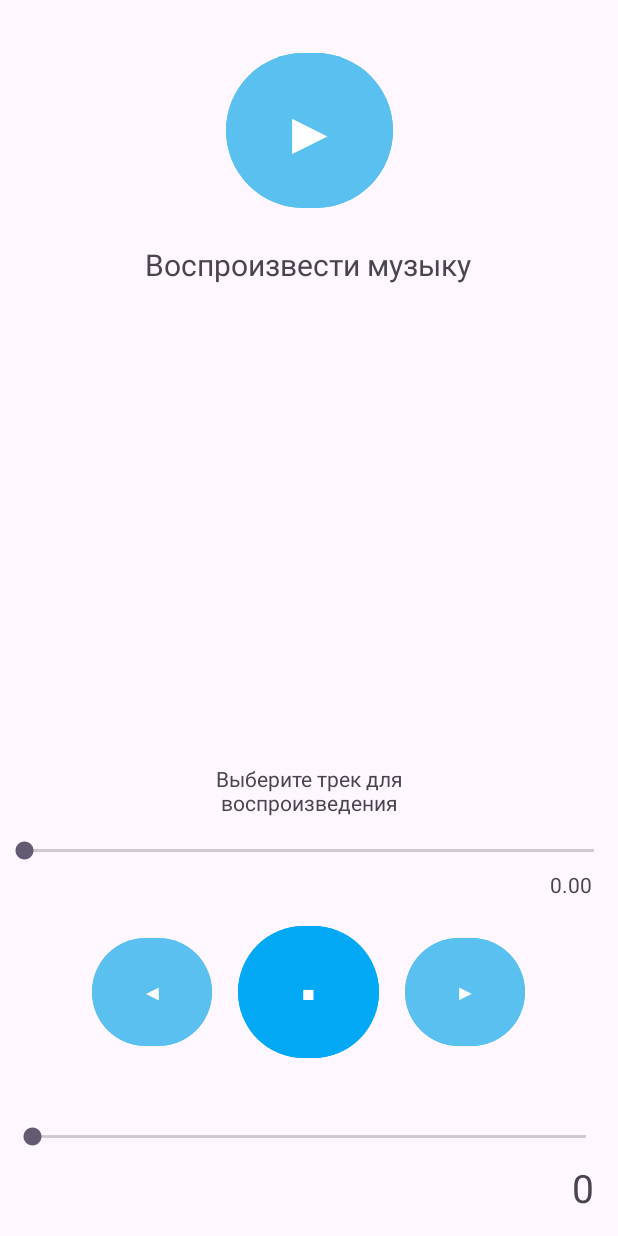
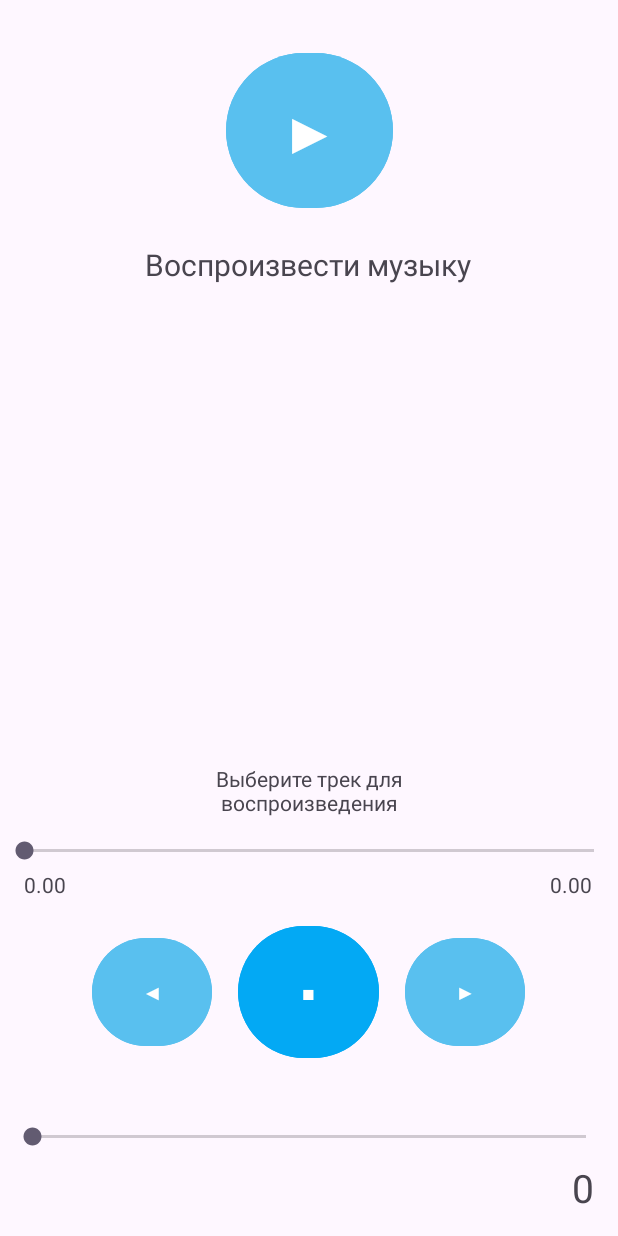
Before and after one commit to arina983/visual_programming, an Android app: the MediaActivity screen opened directly, with no data from a screen before it, after a tap on an icon or button, on a phone screen of 412 x 824 dp. Run offline under Robolectric (Android 15) with nearby library versions, the phone set to English and light mode, and no system bars; 1 statement that could not run was skipped.

Commit message:
добавлена логика для кнопок вперед/назад в MediaPlayer

```diff
--- a/app/src/main/java/com/example/calculator/MediaActivity.kt
+++ b/app/src/main/java/com/example/calculator/MediaActivity.kt
@@ -24,6 +24,7 @@ import android.widget.ListView
 
 class MediaActivity : AppCompatActivity() {
     private lateinit var mediaPlayer: MediaPlayer
+    private var log_tag : String = "MediaPlayer"
     private lateinit var seekBarVolume: SeekBar
     private lateinit var seekBarPosition: SeekBar
     private lateinit var textViewVolume: TextView
@@ -32,6 +33,8 @@ class MediaActivity : AppCompatActivity() {
     private lateinit var updateSeekBar: Runnable
     private lateinit var musicList: ListView
     private var musicFile: List<File> = emptyList()
+    private lateinit var textViewVolumeAll: TextView
+    private var currentMusicFile = 0
 
     private val requestPermissionLauncher = registerForActivityResult(ActivityResultContracts.RequestPermission()) { isGranted ->
         if (isGranted) {
@@ -50,10 +53,10 @@ class MediaActivity : AppCompatActivity() {
             }
             mediaPlayer.reset()
         } catch (e: Exception){
-
+            Log.e(log_tag, "error in PlayMusic", e)
         }
         if (musicFile.isEmpty()) {
-            println("no files in directory")
+            Log.w(log_tag, "No music files in directory")
         } else {
             val textViewTitle = findViewById<TextView>(R.id.textViewTitle)
             val firstMusicFile = musicFile[position]
@@ -62,6 +65,10 @@ class MediaActivity : AppCompatActivity() {
             mediaPlayer.setDataSource(firstMusicFile.absolutePath)
             mediaPlayer.prepare()
             seekBarPosition.max = mediaPlayer.duration
+            val musicLen = mediaPlayer.duration
+            val minutesAll = musicLen /  60000
+            val secondsAll = (musicLen / 1000) % 60
+            textViewVolumeAll.text = "$minutesAll:${ if (secondsAll < 10) "0$secondsAll" else "$secondsAll"}"
             mediaPlayer.start()
             handler.postDelayed(updateSeekBar,0)
         }
@@ -72,7 +79,7 @@ class MediaActivity : AppCompatActivity() {
         musicFile = directory.listFiles()
             ?.filter { file -> file.extension == "mp3" || file.extension == "wav" || file.extension == "aac" } ?: emptyList()
         if (musicFile.isEmpty()) {
-            println("no files in directory")
+            Log.w(log_tag, "no files in directory")
             return
         }
         val musicArray = mutableListOf<String>()
@@ -84,18 +91,18 @@ class MediaActivity : AppCompatActivity() {
         musicList.adapter = adapter
 
     }
-    override fun onStart(){
-        super.onStart()
-    }
     override fun onPause() {
         super.onPause()
         if (mediaPlayer.isPlaying){
+            Log.d(log_tag, "pausing MediaPlayer")
             mediaPlayer.pause()
         }
     }
     override fun onDestroy() {
         super.onDestroy()
         if (::mediaPlayer.isInitialized){
+            Log.d(log_tag, "Releasing MediaPlayer")
+            handler.removeCallbacks(updateSeekBar)
             mediaPlayer.release()
         }
     }
@@ -119,7 +126,7 @@ class MediaActivity : AppCompatActivity() {
 
         audioManager = getSystemService(Context.AUDIO_SERVICE) as AudioManager
         val textViewTime = findViewById<TextView>(R.id.textViewTime)
-        seekBarPosition = findViewById<SeekBar>(R.id.seekBarPosition)
+        seekBarPosition = findViewById(R.id.seekBarPosition)
         seekBarPosition.setOnSeekBarChangeListener(object : SeekBar.OnSeekBarChangeListener{
             override fun onProgressChanged(seekBar: SeekBar?, progress: Int, fromUser: Boolean) {
                 val minutes = progress / 60000
@@ -135,8 +142,8 @@ class MediaActivity : AppCompatActivity() {
             }
         })
 
-        textViewVolume = findViewById(R.id.seekBarValue)
-        seekBarVolume = findViewById<SeekBar>(R.id.seekBarVolume)
+        textViewVolumeAll = findViewById(R.id.textViewVolumeAll)
+        seekBarVolume = findViewById(R.id.seekBarVolume)
 
         val currentVolume = audioManager.getStreamVolume(AudioManager.STREAM_MUSIC)
         val maxVolume = audioManager.getStreamMaxVolume(AudioManager.STREAM_MUSIC)
@@ -203,11 +210,19 @@ class MediaActivity : AppCompatActivity() {
 
         val buttonForward = findViewById<Button>(R.id.buttonForward)
         buttonForward.setOnClickListener {
-            // логика для кнопки вперед
+            currentMusicFile = currentMusicFile + 1
+            if (currentMusicFile >= musicFile.size){
+                currentMusicFile = 0
+            }
+            playMusic(currentMusicFile)
         }
         val buttonRewind = findViewById<Button>(R.id.buttonRewind)
         buttonRewind.setOnClickListener {
-            // логика для кнопки назад
+            currentMusicFile = currentMusicFile - 1
+            if (currentMusicFile < 0){
+                currentMusicFile = musicFile.size - 1
+            }
+            playMusic(currentMusicFile)
         }
     }
 }
--- a/app/src/main/res/layout/activity_media_player.xml
+++ b/app/src/main/res/layout/activity_media_player.xml
@@ -144,7 +144,7 @@
         android:text="0.00"
         app:layout_constraintBottom_toBottomOf="parent"
         app:layout_constraintEnd_toEndOf="parent"
-        app:layout_constraintHorizontal_bias="0.954"
+        app:layout_constraintHorizontal_bias="0.041"
         app:layout_constraintStart_toStartOf="parent"
         app:layout_constraintTop_toTopOf="parent"
         app:layout_constraintVertical_bias="0.721" />
@@ -160,4 +160,16 @@
         app:layout_constraintTop_toTopOf="parent"
         app:layout_constraintVertical_bias="0.376" />
 
+    <TextView
+        android:id="@+id/textViewVolumeAll"
+        android:layout_width="wrap_content"
+        android:layout_height="wrap_content"
+        android:text="0.00"
+        app:layout_constraintBottom_toBottomOf="parent"
+        app:layout_constraintEnd_toEndOf="parent"
+        app:layout_constraintHorizontal_bias="0.954"
+        app:layout_constraintStart_toStartOf="parent"
+        app:layout_constraintTop_toTopOf="parent"
+        app:layout_constraintVertical_bias="0.721" />
+
 </androidx.constraintlayout.widget.ConstraintLayout>
```
